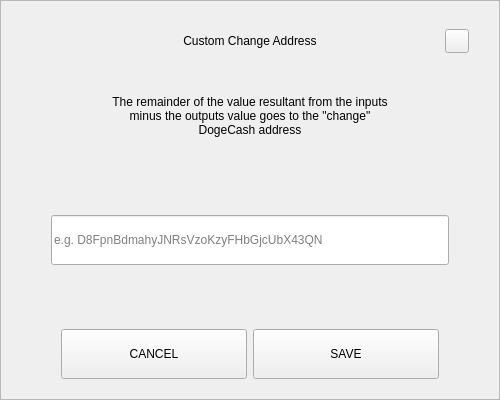
This is src/qt/dogecash/forms/sendchangeaddressdialog.ui in Liquid369/blank as Qt 5 draws it before an edit. The edited form follows.
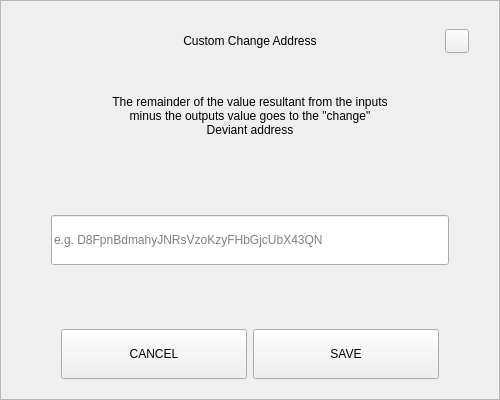
This is the edited form.

```diff
--- a/src/qt/dogecash/forms/sendchangeaddressdialog.ui
+++ b/src/qt/dogecash/forms/sendchangeaddressdialog.ui
@@ -164,7 +164,7 @@
          </size>
         </property>
         <property name="text">
-         <string>The remainder of the value resultant from the inputs minus the outputs value goes to the &quot;change&quot; DogeCash address</string>
+         <string>The remainder of the value resultant from the inputs minus the outputs value goes to the &quot;change&quot; Deviant address</string>
         </property>
         <property name="alignment">
          <set>Qt::AlignCenter</set>
```
